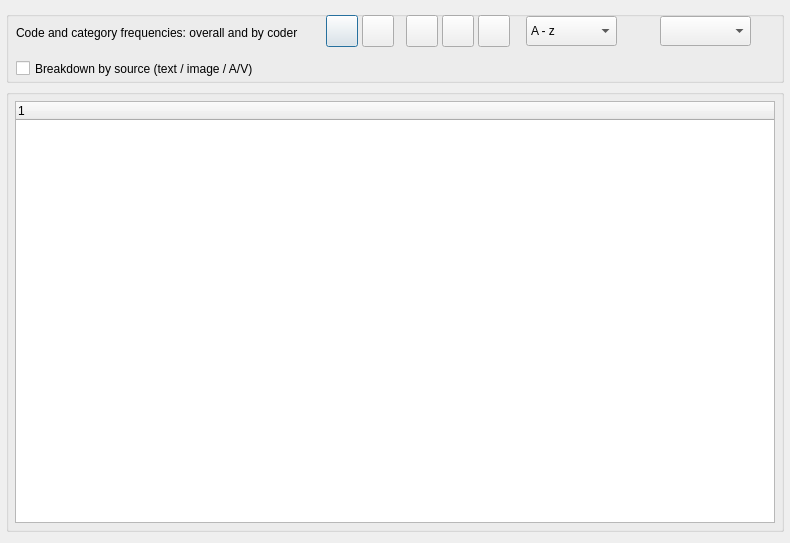
Above: src/GUI_UIs/ui_dialog_report_code_frequencies.ui from ccbogel/QualCoder before the change. Below: the same form after it.
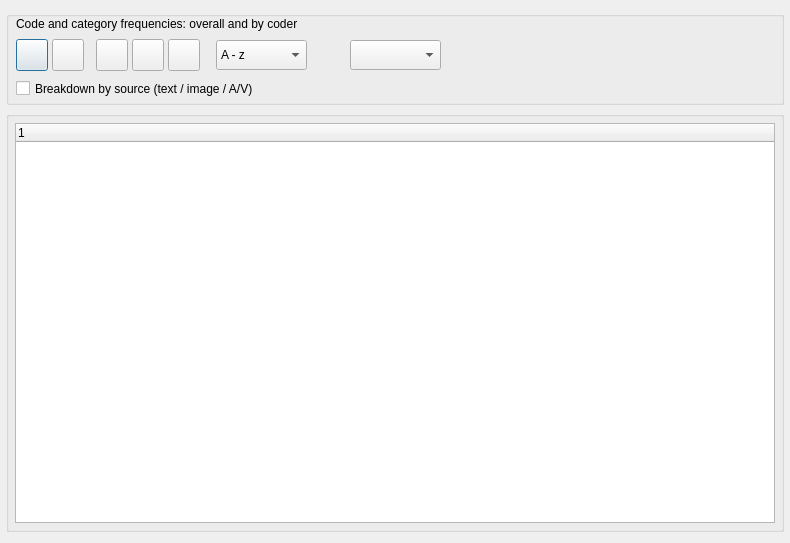
That is the form after the change.

```diff
--- a/src/GUI_UIs/ui_dialog_report_code_frequencies.ui
+++ b/src/GUI_UIs/ui_dialog_report_code_frequencies.ui
@@ -28,13 +28,13 @@
      <property name="minimumSize">
       <size>
        <width>0</width>
-       <height>72</height>
+       <height>94</height>
       </size>
      </property>
      <property name="maximumSize">
       <size>
        <width>16777215</width>
-       <height>72</height>
+       <height>94</height>
       </size>
      </property>
      <property name="title">
@@ -45,34 +45,34 @@
        <rect>
         <x>10</x>
         <y>2</y>
-        <width>300</width>
-        <height>40</height>
+        <width>760</width>
+        <height>22</height>
        </rect>
       </property>
       <property name="minimumSize">
        <size>
         <width>0</width>
-        <height>40</height>
+        <height>22</height>
        </size>
       </property>
       <property name="maximumSize">
        <size>
         <width>16777213</width>
-        <height>40</height>
+        <height>22</height>
        </size>
       </property>
       <property name="text">
        <string>Code and category frequencies: overall and by coder</string>
       </property>
       <property name="wordWrap">
-       <bool>true</bool>
+       <bool>false</bool>
       </property>
      </widget>
      <widget class="QPushButton" name="pushButton_select_codes">
       <property name="geometry">
        <rect>
-        <x>320</x>
-        <y>4</y>
+        <x>10</x>
+        <y>28</y>
         <width>32</width>
         <height>32</height>
        </rect>
@@ -99,8 +99,8 @@
      <widget class="QPushButton" name="pushButton_select_categories">
       <property name="geometry">
        <rect>
-        <x>356</x>
-        <y>4</y>
+        <x>46</x>
+        <y>28</y>
         <width>32</width>
         <height>32</height>
        </rect>
@@ -127,8 +127,8 @@
      <widget class="QPushButton" name="pushButton_select_files">
       <property name="geometry">
        <rect>
-        <x>400</x>
-        <y>4</y>
+        <x>90</x>
+        <y>28</y>
         <width>32</width>
         <height>32</height>
        </rect>
@@ -155,8 +155,8 @@
      <widget class="QPushButton" name="pushButton_select_cases">
       <property name="geometry">
        <rect>
-        <x>436</x>
-        <y>4</y>
+        <x>126</x>
+        <y>28</y>
         <width>32</width>
         <height>32</height>
        </rect>
@@ -183,8 +183,8 @@
      <widget class="QPushButton" name="pushButton_file_attributes">
       <property name="geometry">
        <rect>
-        <x>472</x>
-        <y>4</y>
+        <x>162</x>
+        <y>28</y>
         <width>32</width>
         <height>32</height>
        </rect>
@@ -211,8 +211,8 @@
      <widget class="QComboBox" name="comboBox_sort">
       <property name="geometry">
        <rect>
-        <x>520</x>
-        <y>5</y>
+        <x>210</x>
+        <y>29</y>
         <width>91</width>
         <height>30</height>
        </rect>
@@ -244,8 +244,8 @@
      <widget class="QLabel" name="label_exports">
       <property name="geometry">
        <rect>
-        <x>626</x>
-        <y>8</y>
+        <x>316</x>
+        <y>32</y>
         <width>24</width>
         <height>24</height>
        </rect>
@@ -260,8 +260,8 @@
      <widget class="QComboBox" name="comboBox_export">
       <property name="geometry">
        <rect>
-        <x>654</x>
-        <y>5</y>
+        <x>344</x>
+        <y>29</y>
         <width>91</width>
         <height>30</height>
        </rect>
@@ -289,7 +289,7 @@
       <property name="geometry">
        <rect>
         <x>10</x>
-        <y>46</y>
+        <y>66</y>
         <width>441</width>
         <height>23</height>
        </rect>
```
